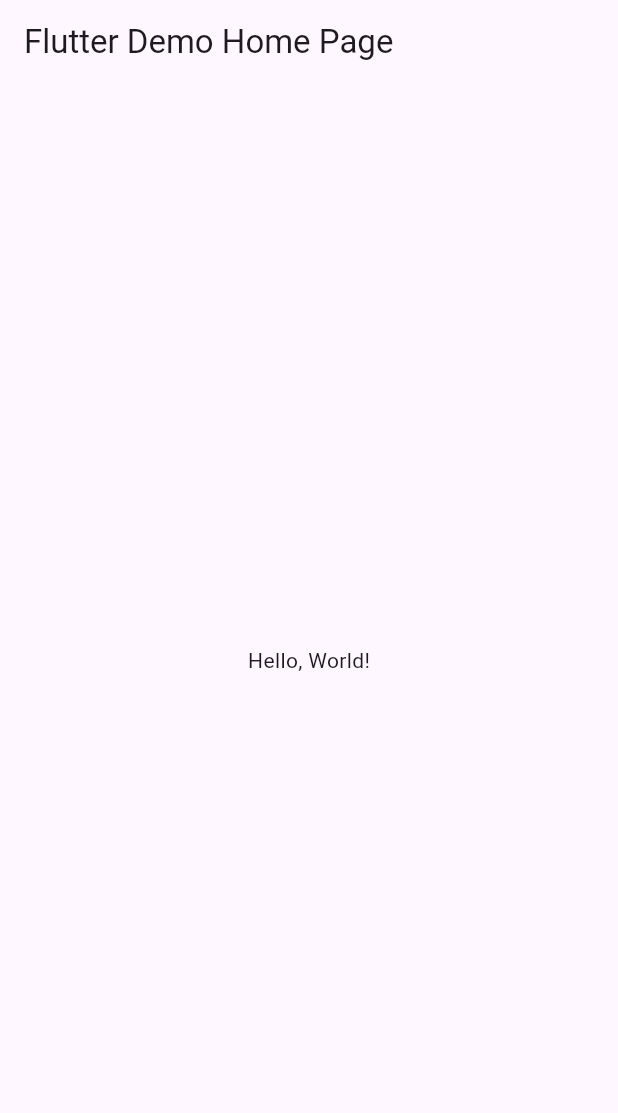
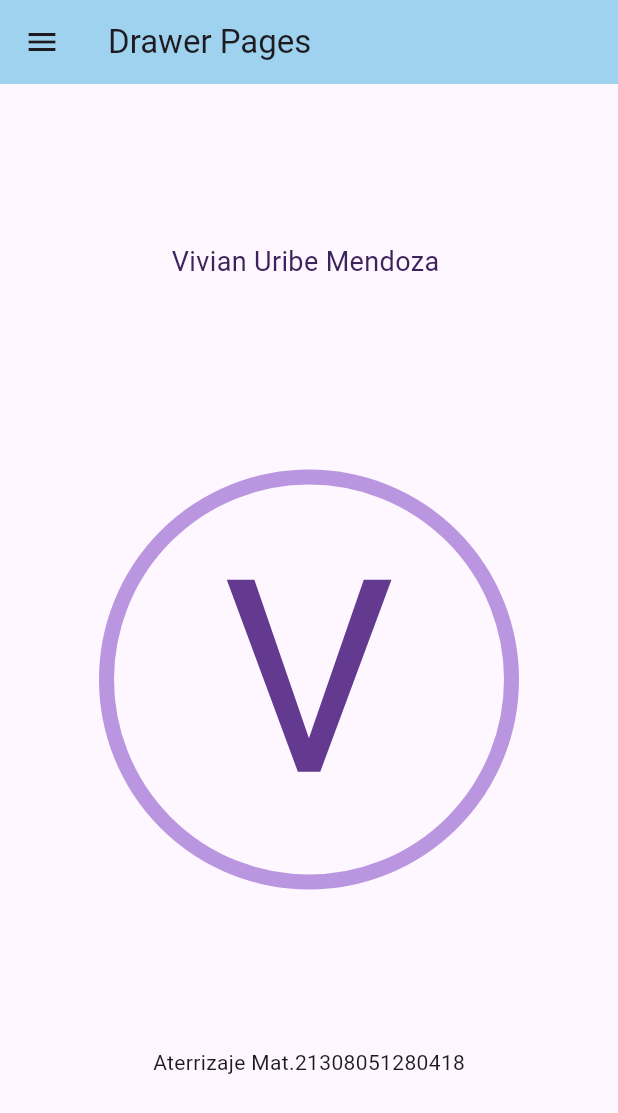
Before and after one commit to UribeV128/Ull-A3-drawerpaginas, a Flutter app: the screen it shows after launch, on a phone screen of 412 x 824 dp. Shown: the top 1113 px of the screen. Run offline on Flutter 3.47's test engine with Material 3 defaults, Android fonts, the phone set to English and light mode, and no system bars.

```diff
--- /dev/null
+++ b/lib/dashboard.dart
@@ -0,0 +1,52 @@
+import 'package:flutter/material.dart';
+
+class DashboardPage extends StatelessWidget {
+  @override
+  Widget build(BuildContext context) {
+    return Scaffold(
+        body: Center(
+      child: Column(
+        mainAxisAlignment: MainAxisAlignment.spaceEvenly,
+        children: [
+          Container(
+            padding: const EdgeInsets.all(16.0),
+            child: Text(
+              'Vivian Uribe Mendoza ',
+              style: TextStyle(
+                fontSize: 18,
+                color: Color(0xff3e225c),
+              ),
+            ),
+          ),
+          Align(
+            alignment: Alignment.topCenter,
+            child: Container(
+              margin: EdgeInsets.only(top: 20),
+              decoration: BoxDecoration(
+                shape: BoxShape.circle,
+                border: Border.all(
+                  color: Color(0xffb996df),
+                  width: 10,
+                ),
+              ),
+              width: 280,
+              height: 280,
+              alignment: Alignment.center,
+              child: Text(
+                'V',
+                style: TextStyle(
+                  fontSize: 180,
+                  color: Color(0xff633a90),
+                ),
+              ),
+            ),
+          ),
+          Container(
+            padding: const EdgeInsets.all(16.0),
+            child: const Text("Aterrizaje Mat.21308051280418"),
+          )
+        ],
+      ),
+    ));
+  }
+}
--- a/lib/main.dart
+++ b/lib/main.dart
@@ -1,43 +1,174 @@
 import 'package:flutter/material.dart';
 
-void main() => runApp(MyApp());
+import 'package:uribedrawer/privacy_policy.dart';
+import 'package:uribedrawer/send_feedback.dart';
+import 'package:uribedrawer/settings.dart';
+import 'contacts.dart';
+import 'dashboard.dart';
+import 'events.dart';
+import 'my_drawer_header.dart';
+import 'notes.dart';
+import 'notifications.dart';
+
+void main() {
+  runApp(MyApp());
+}
 
 class MyApp extends StatelessWidget {
-  const MyApp({super.key});
-  // This widget is the root of your application.
+  const MyApp({Key? key}) : super(key: key);
   @override
   Widget build(BuildContext context) {
     return MaterialApp(
-      // Application name
-      title: 'Flutter Hello World',
-      // Application theme data, you can set the colors for the application as
-      // you want
-      theme: ThemeData(
-        // useMaterial3: false,
-        primarySwatch: Colors.blue,
-      ),
-      // A widget which will be started on application startup
-      home: MyHomePage(title: 'Flutter Demo Home Page'),
+      debugShowCheckedModeBanner: false,
+      home: HomePage(),
     );
   }
 }
+//s9s9s9s  rrrrrrr
 
-class MyHomePage extends StatelessWidget {
-  final String title;
-  const MyHomePage({super.key, required this.title});
+class HomePage extends StatefulWidget {
+  const HomePage({Key? key}) : super(key: key);
+  @override
+  _HomePageState createState() => _HomePageState();
+}
+
+class _HomePageState extends State<HomePage> {
+  var currentPage = DrawerSections.dashboard;
 
   @override
   Widget build(BuildContext context) {
+    var container;
+    if (currentPage == DrawerSections.dashboard) {
+      container = DashboardPage();
+    } else if (currentPage == DrawerSections.contacts) {
+      container = ContactsPage();
+    } else if (currentPage == DrawerSections.events) {
+      container = EventsPage();
+    } else if (currentPage == DrawerSections.notes) {
+      container = NotesPage();
+    } else if (currentPage == DrawerSections.settings) {
+      container = SettingsPage();
+    } else if (currentPage == DrawerSections.notifications) {
+      container = NotificationsPage();
+    } else if (currentPage == DrawerSections.privacy_policy) {
+      container = PrivacyPolicyPage();
+    } else if (currentPage == DrawerSections.send_feedback) {
+      container = SendFeedbackPage();
+    }
     return Scaffold(
       appBar: AppBar(
-        // The title text which will be shown on the action bar
-        title: Text(title),
+        backgroundColor: Color(0xff9fd2ef),
+        title: Text("Drawer Pages"),
       ),
-      body: Center(
-        child: Text(
-          'Hello, World!',
+      body: container,
+      drawer: Drawer(
+        child: SingleChildScrollView(
+          child: Container(
+            child: Column(
+              children: [
+                MyHeaderDrawer(),
+                MyDrawerList(),
+              ],
+            ),
+          ),
+        ),
+      ),
+    );
+  }
+
+  Widget MyDrawerList() {
+    return Container(
+      padding: EdgeInsets.only(
+        top: 15,
+      ),
+      child: Column(
+        // shows the list of menu drawer
+        children: [
+          menuItem(1, "Aterrizaje", Icons.airplanemode_active_outlined,
+              currentPage == DrawerSections.dashboard ? true : false),
+          menuItem(2, "Encabezado", Icons.view_headline,
+              currentPage == DrawerSections.contacts ? true : false),
+          menuItem(3, "Rango", Icons.graphic_eq_outlined,
+              currentPage == DrawerSections.events ? true : false),
+          menuItem(4, "Texto con sombra", Icons.text_format_sharp,
+              currentPage == DrawerSections.notes ? true : false),
+          Divider(),
+          menuItem(5, "Texto con figura", Icons.text_increase_outlined,
+              currentPage == DrawerSections.settings ? true : false),
+          menuItem(6, "Circulo", Icons.circle_rounded,
+              currentPage == DrawerSections.notifications ? true : false),
+          Divider(),
+          menuItem(7, "Cuadrado con mini cuadrado", Icons.crop_square,
+              currentPage == DrawerSections.privacy_policy ? true : false),
+          menuItem(8, "Cuadrado", Icons.square,
+              currentPage == DrawerSections.send_feedback ? true : false),
+        ],
+      ),
+    );
+  }
+
+  Widget menuItem(int id, String title, IconData icon, bool selected) {
+    return Material(
+      color: selected ? Colors.grey[300] : Colors.transparent,
+      child: InkWell(
+        onTap: () {
+          Navigator.pop(context);
+          setState(() {
+            if (id == 1) {
+              currentPage = DrawerSections.dashboard;
+            } else if (id == 2) {
+              currentPage = DrawerSections.contacts;
+            } else if (id == 3) {
+              currentPage = DrawerSections.events;
+            } else if (id == 4) {
+              currentPage = DrawerSections.notes;
+            } else if (id == 5) {
+              currentPage = DrawerSections.settings;
+            } else if (id == 6) {
+              currentPage = DrawerSections.notifications;
+            } else if (id == 7) {
+              currentPage = DrawerSections.privacy_policy;
+            } else if (id == 8) {
+              currentPage = DrawerSections.send_feedback;
+            }
+          });
+        },
+        child: Padding(
+          padding: EdgeInsets.all(15.0),
+          child: Row(
+            children: [
+              Expanded(
+                child: Icon(
+                  icon,
+                  size: 20,
+                  color: Colors.black,
+                ),
+              ),
+              Expanded(
+                flex: 3,
+                child: Text(
+                  title,
+                  style: TextStyle(
+                    color: Colors.black,
+                    fontSize: 16,
+                  ),
+                ),
+              ),
+            ],
+          ),
         ),
       ),
     );
   }
 }
+
+enum DrawerSections {
+  dashboard,
+  contacts,
+  events,
+  notes,
+  settings,
+  notifications,
+  privacy_policy,
+  send_feedback,
+}
--- a/pubspec.yaml
+++ b/pubspec.yaml
@@ -17,6 +17,10 @@ dev_dependencies:
 
 flutter:
   uses-material-design: true
+  assets:
+    - assets/images/perfil.png
+    - assets/
+
   # assets:
   #  - images/a_dot_burr.jpeg
   #  - images/a_dot_ham.jpeg
```
Also changed, not shown: lib/contacts.dart (added, +62 -0 lines), lib/events.dart (added, +64 -0 lines), lib/my_drawer_header.dart (added, +44 -0 lines), lib/notes.dart (added, +67 -0 lines), lib/notifications.dart (added, +42 -0 lines), lib/privacy_policy.dart (added, +51 -0 lines), lib/send_feedback.dart (added, +48 -0 lines), lib/settings.dart (added, +51 -0 lines), assets/avatar.jpg (added), assets/images/perfil.png (added).
